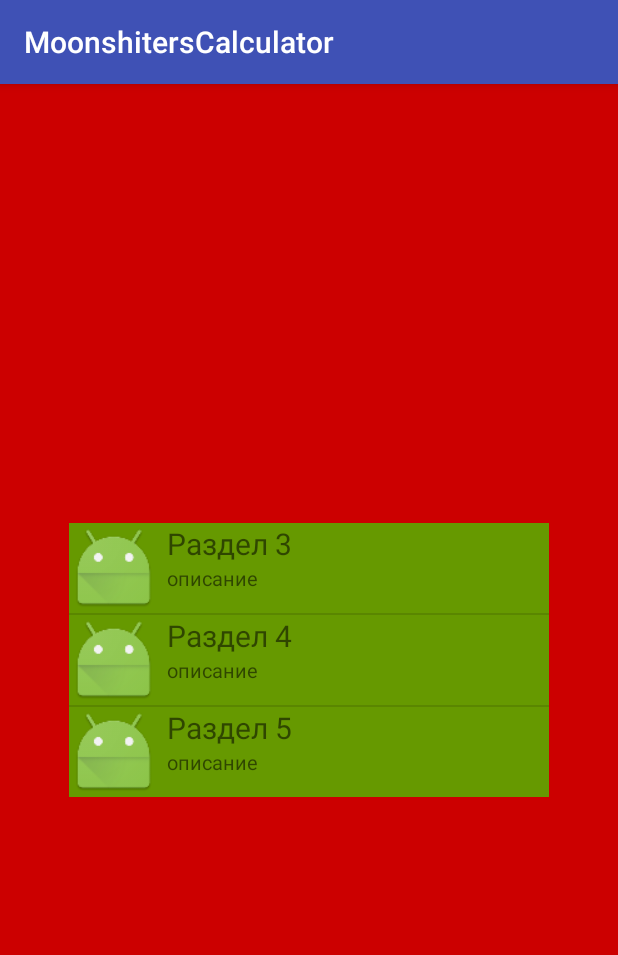
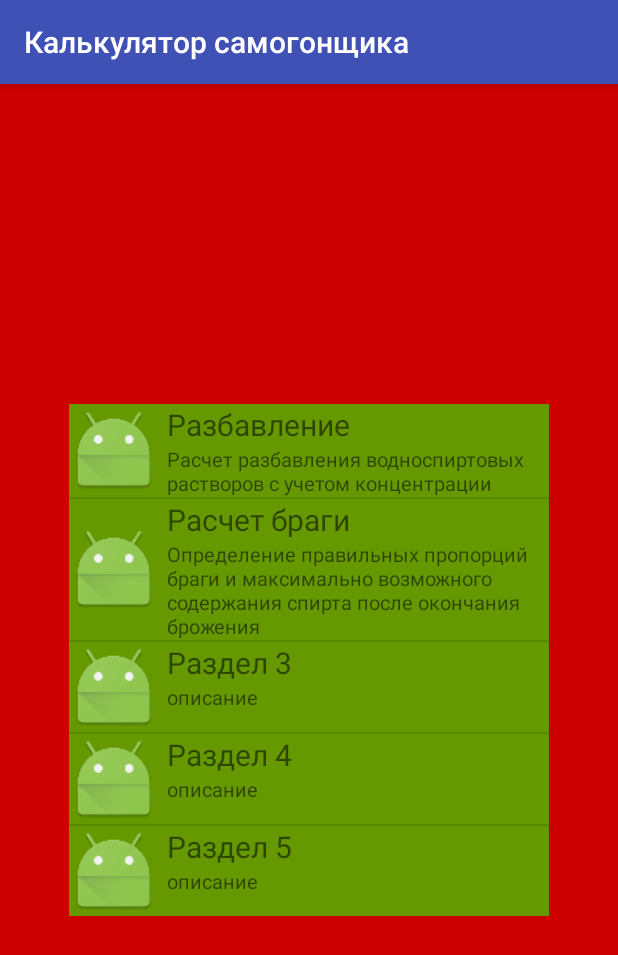
Before and after one commit to AlexandrZorin/MoonshinersCalculator, an Android app: the screen it shows after launch (MainActivity), on a phone screen of 412 x 824 dp. Shown: the top 955 px of the screen. Run offline under Robolectric (Android 15) with nearby library versions, the phone set to English and light mode, and no system bars.

Commit message:
add resource string

```diff
--- a/app/src/main/res/values/strings.xml
+++ b/app/src/main/res/values/strings.xml
@@ -1,3 +1,10 @@
 <resources>
-    <string name="app_name">MoonshitersCalculator</string>
+    <string name="app_name">Калькулятор самогонщика</string>
+
+    <string name="dilution_title">Разбавление</string>
+    <string name="dilution_description">Расчет разбавления водноспиртовых растворов с
+        учетом концентрации</string>
+    <string name="braga_title">Расчет браги</string>
+    <string name="braga_description">Определение правильных пропорций браги и
+        максимально возможного содержания спирта после окончания брожения</string>
 </resources>
```
